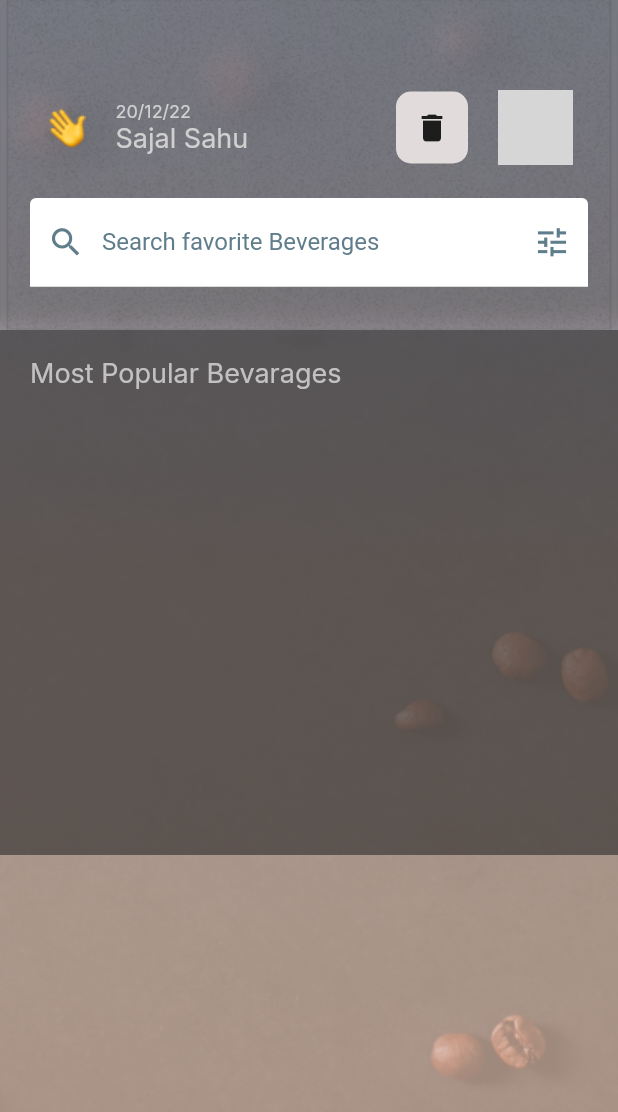
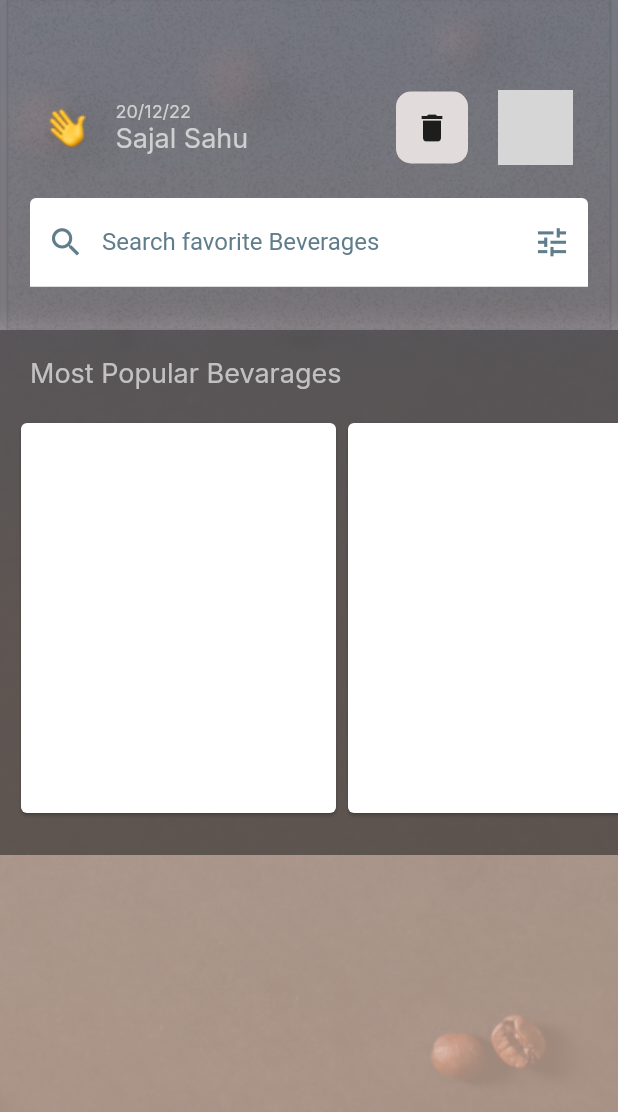
Before and after one commit to sxjal/ShoppingApp, a Flutter app: the SecondScreen screen opened directly, on a phone screen of 412 x 824 dp. Shown: the top 1112 px of the screen. Run offline on Flutter 3.47's test engine with Material 2 defaults, Android fonts, the phone set to English and light mode, and no system bars; our stand-ins replace google_fonts; network calls fail; grey boxes are pictures that could not be loaded.

Commit message:
added cards

```diff
--- a/lib/Widgets/itemcard.dart
+++ b/lib/Widgets/itemcard.dart
@@ -7,6 +7,15 @@ class Itemcard extends StatelessWidget {
   final Data item;
   @override
   Widget build(context) {
-    return Card();
+    return Card(
+      child: Container(
+        height: 260,
+        width: 210,
+        decoration: BoxDecoration(
+          color: Colors.white,
+          borderRadius: BorderRadius.circular(10),
+        ),
+      ),
+    );
   }
 }
--- a/lib/Widgets/middlerow.dart
+++ b/lib/Widgets/middlerow.dart
@@ -30,6 +30,9 @@ class MiddleRow extends StatelessWidget {
                   ),
             ),
           ),
+          const SizedBox(
+            height: 10,
+          ),
           SingleChildScrollView(
             scrollDirection: Axis.horizontal,
             child: Row(
@@ -37,7 +40,13 @@ class MiddleRow extends StatelessWidget {
               crossAxisAlignment: CrossAxisAlignment.center,
               mainAxisSize: MainAxisSize.min,
               children: [
+                const SizedBox(
+                  width: 10,
+                ),
                 for (final item in items) Itemcard(item: item),
+                const SizedBox(
+                  width: 10,
+                ),
               ],
             ),
           )
```
